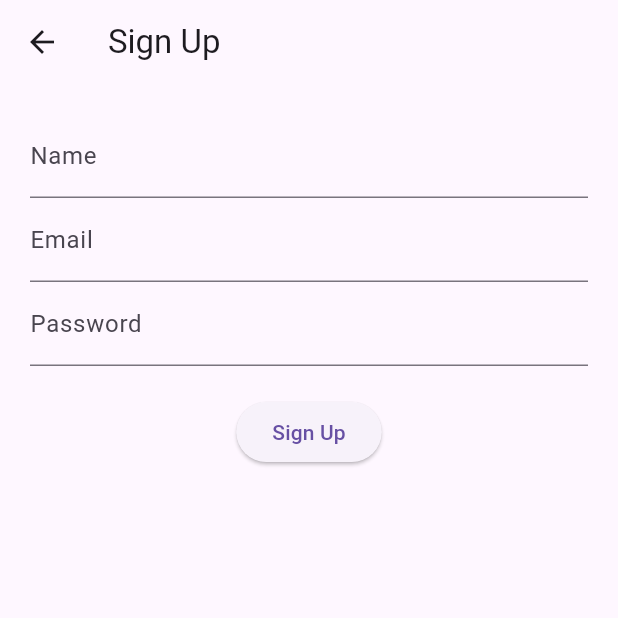
After one commit to bustedchickn/mypantry, a Flutter app: the SignUpPage screen opened directly, on a phone screen of 412 x 824 dp, the top half of it. The commit adds this screen. Run offline on Flutter 3.47's test engine with Material 3 defaults, Android fonts, the phone set to English and light mode, and no system bars; our stand-ins replace cloud_firestore, firebase_auth, firebase_core; accounts and stored records are empty.

Commit message:
added a sign-up page

```diff
--- a/my_pantry/lib/main.dart
+++ b/my_pantry/lib/main.dart
@@ -2,6 +2,7 @@ import 'package:firebase_core/firebase_core.dart';
 import 'package:flutter/material.dart';
 import 'package:my_pantry/pantry.dart';
 import 'package:my_pantry/sign_in.dart';
+
 
 
 void main() async {
--- /dev/null
+++ b/my_pantry/lib/sign_up.dart
@@ -0,0 +1,85 @@
+import 'package:flutter/material.dart';
+import 'package:firebase_auth/firebase_auth.dart';
+import 'package:cloud_firestore/cloud_firestore.dart';
+
+class SignUpPage extends StatefulWidget {
+  const SignUpPage({super.key});
+
+  @override
+  State<SignUpPage> createState() => _SignUpPageState();
+}
+
+class _SignUpPageState extends State<SignUpPage> {
+  final _emailController = TextEditingController();
+  final _passwordController = TextEditingController();
+  final _nameController = TextEditingController();
+
+  Future<void> _signUp() async {
+    try {
+      // Create user with email and password
+      UserCredential userCred = await FirebaseAuth.instance
+          .createUserWithEmailAndPassword(
+              email: _emailController.text.trim(),
+              password: _passwordController.text.trim());
+
+      final uid = userCred.user!.uid;
+
+      // Create user document in Firestore
+      await FirebaseFirestore.instance.collection('users').doc(uid).set({
+        'name': _nameController.text.trim(),
+        'email': _emailController.text.trim(),
+        'createdAt': FieldValue.serverTimestamp(),
+      });
+
+      ScaffoldMessenger.of(context).showSnackBar(
+        const SnackBar(content: Text('Sign up successful!')),
+      );
+
+      // Optionally, navigate to a home screen
+    } catch (e) {
+      ScaffoldMessenger.of(context).showSnackBar(
+        SnackBar(content: Text('Error: ${e.toString()}')),
+      );
+    }
+  }
+
+  @override
+  void dispose() {
+    _emailController.dispose();
+    _passwordController.dispose();
+    _nameController.dispose();
+    super.dispose();
+  }
+
+  @override
+  Widget build(BuildContext context) {
+    return Scaffold(
+      appBar: AppBar(title: const Text("Sign Up")),
+      body: Padding(
+        padding: const EdgeInsets.all(20.0),
+        child: Column(
+          children: [
+            TextField(
+              controller: _nameController,
+              decoration: const InputDecoration(labelText: 'Name'),
+            ),
+            TextField(
+              controller: _emailController,
+              decoration: const InputDecoration(labelText: 'Email'),
+            ),
+            TextField(
+              controller: _passwordController,
+              decoration: const InputDecoration(labelText: 'Password'),
+              obscureText: true,
+            ),
+            const SizedBox(height: 20),
+            ElevatedButton(
+              onPressed: _signUp,
+              child: const Text("Sign Up"),
+            ),
+          ],
+        ),
+      ),
+    );
+  }
+}
--- a/my_pantry/pubspec.yaml
+++ b/my_pantry/pubspec.yaml
@@ -34,7 +34,9 @@ dependencies:
   # The following adds the Cupertino Icons font to your application.
   # Use with the CupertinoIcons class for iOS style icons.
   cupertino_icons: ^1.0.8
-  firebase_core: ^3.13.0
+  firebase_core: ^2.27.0
+  firebase_auth: ^4.17.0
+  cloud_firestore: ^4.13.0
 
 dev_dependencies:
   flutter_test:
```
